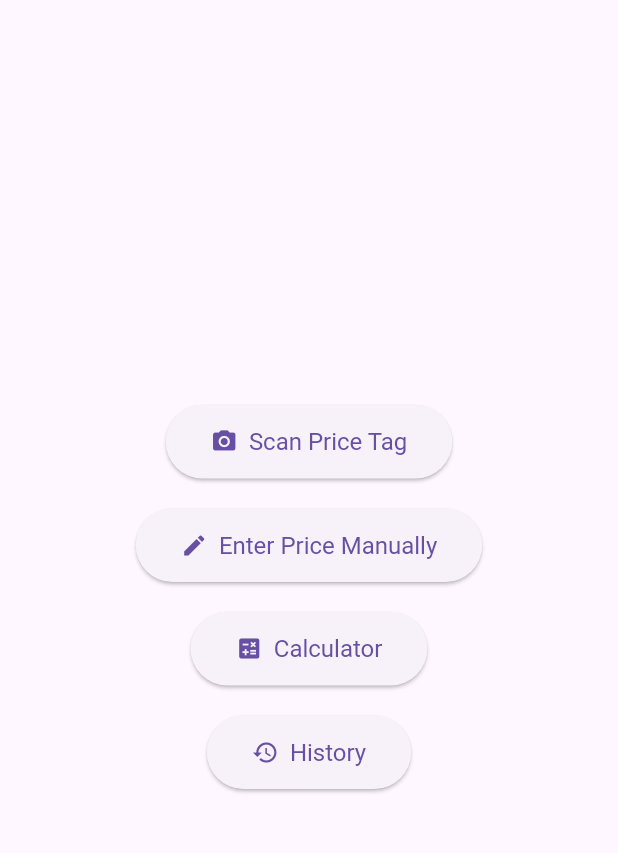
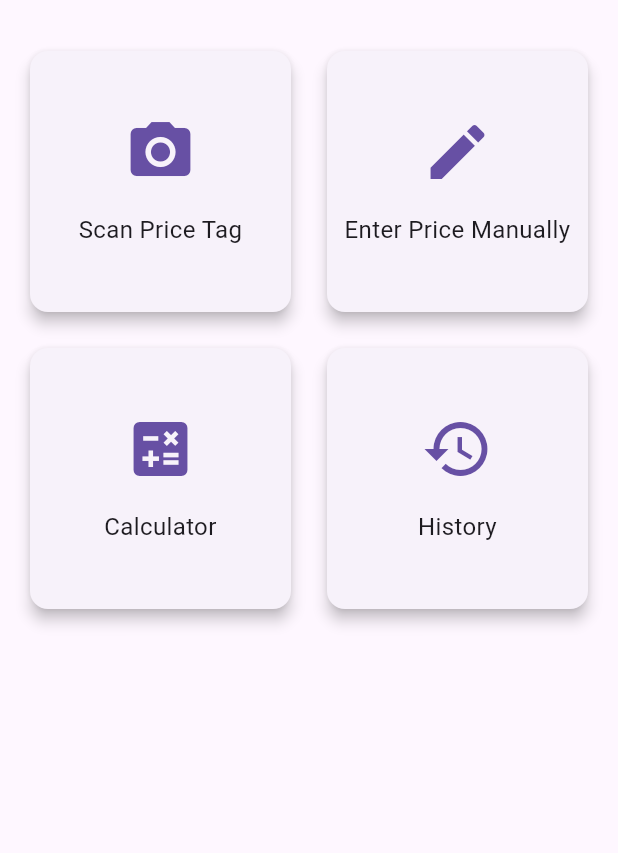
Before and after one commit to vickyrare/discount-scanner, a Flutter app: the screen it shows after launch, on a phone screen of 412 x 824 dp, the part 63-916 px from its top. Run offline on Flutter 3.47's test engine with Material 3 defaults, Android fonts, the light colour scheme and no system bars; our stand-ins replace camera, shared_preferences; missing offline and left inert: google_mlkit_text_recognition.

Commit message:
Refactor home screen to grid of feature cards
Replace the centered Column of ElevatedButton.icon widgets with a padded GridView.count to create a 2-column layout with consistent spacing. Introduce a reusable _FeatureButton widget implemented as a Card + InkWell that displays an icon and label, improving touch targets and styling. Preserve existing navigation targets (ScannerScreen, ManualPriceEntryScreen, CalculatorScreen, HistoryScreen) while simplifying button construction and layout for better visual organization and responsiveness.

```diff
--- a/lib/main.dart
+++ b/lib/main.dart
@@ -33,68 +33,54 @@ class HomeScreen extends StatelessWidget {
       appBar: AppBar(
         title: const Text('Discount Scanner'),
       ),
-      body: Center(
-        child: Column(
-          mainAxisAlignment: MainAxisAlignment.center,
+      body: Padding(
+        padding: const EdgeInsets.all(16.0),
+        child: GridView.count(
+          crossAxisCount: 2,
+          crossAxisSpacing: 16,
+          mainAxisSpacing: 16,
           children: <Widget>[
-            ElevatedButton.icon(
+            _FeatureButton(
+              icon: Icons.camera_alt,
+              label: 'Scan Price Tag',
               onPressed: () {
                 Navigator.push(
                   context,
                   MaterialPageRoute(builder: (context) => const ScannerScreen()),
                 );
               },
-              icon: const Icon(Icons.camera_alt),
-              label: const Text('Scan Price Tag'),
-              style: ElevatedButton.styleFrom(
-                padding: const EdgeInsets.symmetric(horizontal: 30, vertical: 15),
-                textStyle: const TextStyle(fontSize: 16),
-              ),
             ),
-            const SizedBox(height: 20),
-            ElevatedButton.icon(
+            _FeatureButton(
+              icon: Icons.edit,
+              label: 'Enter Price Manually',
               onPressed: () {
                 Navigator.push(
                   context,
-                  MaterialPageRoute(builder: (context) => const ManualPriceEntryScreen()),
+                  MaterialPageRoute(
+                      builder: (context) => const ManualPriceEntryScreen()),
                 );
               },
-              icon: const Icon(Icons.edit),
-              label: const Text('Enter Price Manually'),
-              style: ElevatedButton.styleFrom(
-                padding: const EdgeInsets.symmetric(horizontal: 30, vertical: 15),
-                textStyle: const TextStyle(fontSize: 16),
-              ),
             ),
-            const SizedBox(height: 20),
-            ElevatedButton.icon(
+            _FeatureButton(
+              icon: Icons.calculate,
+              label: 'Calculator',
               onPressed: () {
                 Navigator.push(
                   context,
-                  MaterialPageRoute(builder: (context) => const CalculatorScreen()),
+                  MaterialPageRoute(
+                      builder: (context) => const CalculatorScreen()),
                 );
               },
-              icon: const Icon(Icons.calculate),
-              label: const Text('Calculator'),
-              style: ElevatedButton.styleFrom(
-                padding: const EdgeInsets.symmetric(horizontal: 30, vertical: 15),
-                textStyle: const TextStyle(fontSize: 16),
-              ),
             ),
-            const SizedBox(height: 20),
-            ElevatedButton.icon(
+            _FeatureButton(
+              icon: Icons.history,
+              label: 'History',
               onPressed: () {
                 Navigator.push(
                   context,
                   MaterialPageRoute(builder: (context) => const HistoryScreen()),
                 );
               },
-              icon: const Icon(Icons.history),
-              label: const Text('History'),
-              style: ElevatedButton.styleFrom(
-                padding: const EdgeInsets.symmetric(horizontal: 30, vertical: 15),
-                textStyle: const TextStyle(fontSize: 16),
-              ),
             ),
           ],
         ),
@@ -102,3 +88,39 @@ class HomeScreen extends StatelessWidget {
     );
   }
 }
+
+class _FeatureButton extends StatelessWidget {
+  const _FeatureButton({
+    required this.icon,
+    required this.label,
+    required this.onPressed,
+  });
+
+  final IconData icon;
+  final String label;
+  final VoidCallback onPressed;
+
+  @override
+  Widget build(BuildContext context) {
+    return Card(
+      elevation: 4,
+      shape: RoundedRectangleBorder(borderRadius: BorderRadius.circular(12)),
+      child: InkWell(
+        onTap: onPressed,
+        borderRadius: BorderRadius.circular(12),
+        child: Column(
+          mainAxisAlignment: MainAxisAlignment.center,
+          children: <Widget>[
+            Icon(icon, size: 48, color: Theme.of(context).primaryColor),
+            const SizedBox(height: 16),
+            Text(
+              label,
+              textAlign: TextAlign.center,
+              style: const TextStyle(fontSize: 16),
+            ),
+          ],
+        ),
+      ),
+    );
+  }
+}
```
